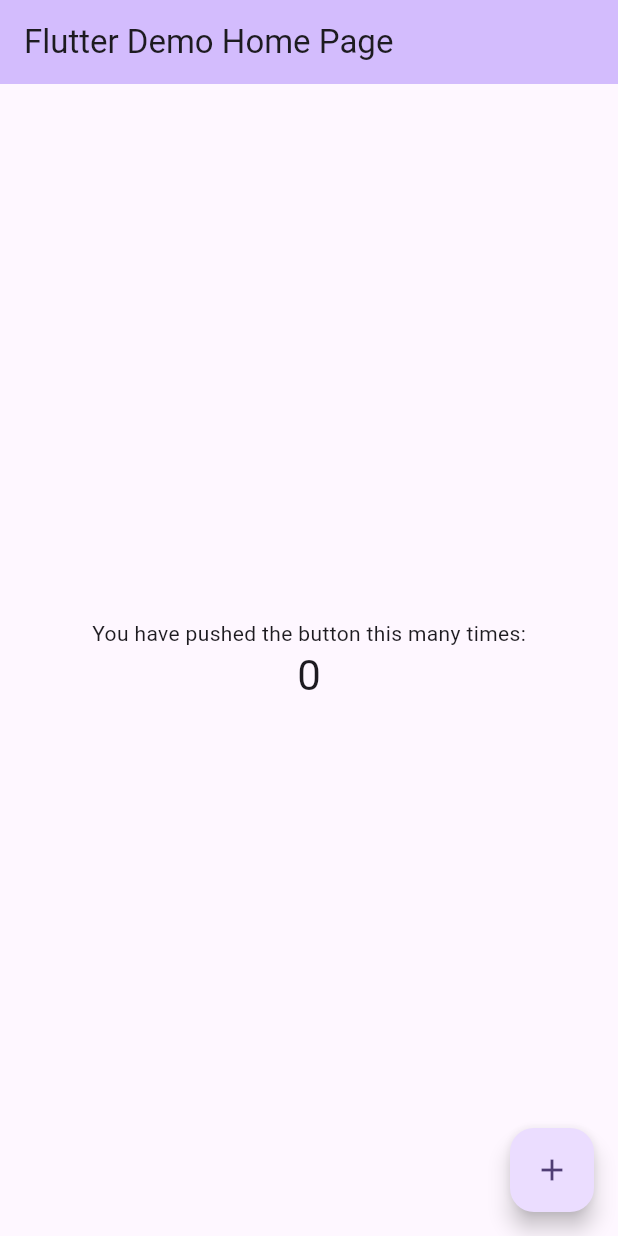
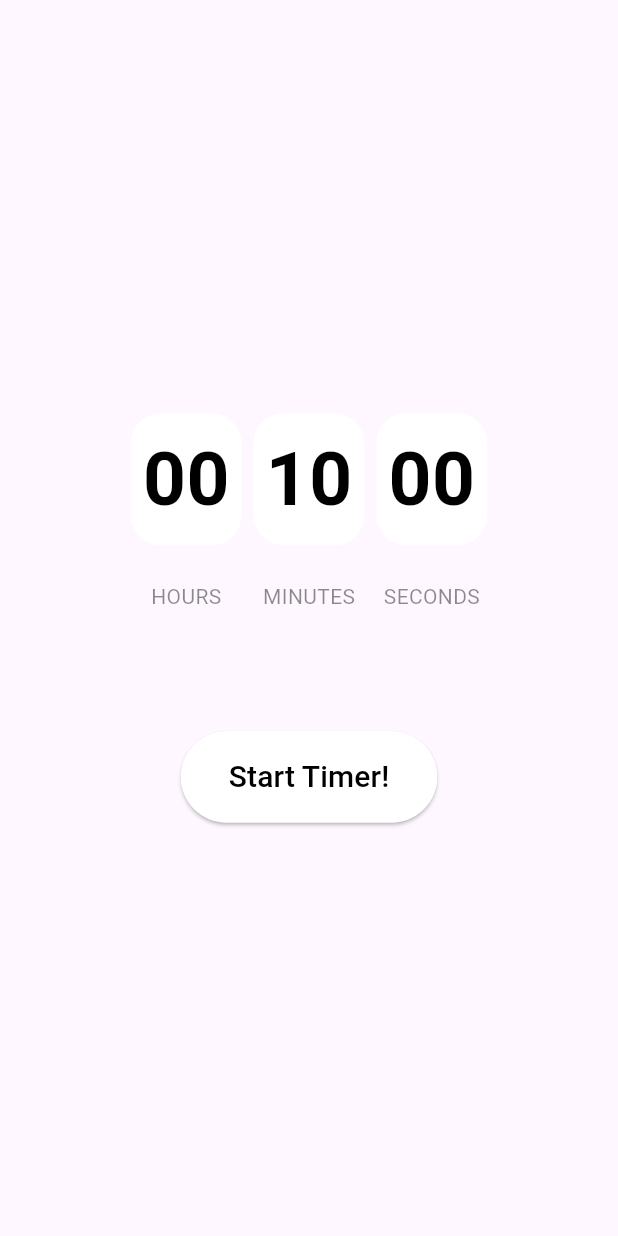
Before and after one commit to HelioPC/stopwatch_clone, a Flutter app: the screen it shows after launch, on a phone screen of 412 x 824 dp. Run offline on Flutter 3.47's test engine with Material 2 defaults, Android fonts, the phone set to English and light mode, and no system bars.

Commit message:
Testing timer and duration classes

```diff
--- a/lib/main.dart
+++ b/lib/main.dart
@@ -1,4 +1,5 @@
 import 'package:flutter/material.dart';
+import 'package:stopwatch_clone/pages/home_page.dart';
 
 void main() {
   runApp(const MyApp());
@@ -13,113 +14,10 @@ class MyApp extends StatelessWidget {
     return MaterialApp(
       title: 'Flutter Demo',
       theme: ThemeData(
-        // This is the theme of your application.
-        //
-        // TRY THIS: Try running your application with "flutter run". You'll see
-        // the application has a blue toolbar. Then, without quitting the app,
-        // try changing the seedColor in the colorScheme below to Colors.green
-        // and then invoke "hot reload" (save your changes or press the "hot
-        // reload" button in a Flutter-supported IDE, or press "r" if you used
-        // the command line to start the app).
-        //
-        // Notice that the counter didn't reset back to zero; the application
-        // state is not lost during the reload. To reset the state, use hot
-        // restart instead.
-        //
-        // This works for code too, not just values: Most code changes can be
-        // tested with just a hot reload.
         colorScheme: ColorScheme.fromSeed(seedColor: Colors.deepPurple),
         useMaterial3: true,
       ),
-      home: const MyHomePage(title: 'Flutter Demo Home Page'),
+      home: const HomePage(),
     );
   }
 }
-
-class MyHomePage extends StatefulWidget {
-  const MyHomePage({super.key, required this.title});
-
-  // This widget is the home page of your application. It is stateful, meaning
-  // that it has a State object (defined below) that contains fields that affect
-  // how it looks.
-
-  // This class is the configuration for the state. It holds the values (in this
-  // case the title) provided by the parent (in this case the App widget) and
-  // used by the build method of the State. Fields in a Widget subclass are
-  // always marked "final".
-
-  final String title;
-
-  @override
-  State<MyHomePage> createState() => _MyHomePageState();
-}
-
-class _MyHomePageState extends State<MyHomePage> {
-  int _counter = 0;
-
-  void _incrementCounter() {
-    setState(() {
-      // This call to setState tells the Flutter framework that something has
-      // changed in this State, which causes it to rerun the build method below
-      // so that the display can reflect the updated values. If we changed
-      // _counter without calling setState(), then the build method would not be
-      // called again, and so nothing would appear to happen.
-      _counter++;
-    });
-  }
-
-  @override
-  Widget build(BuildContext context) {
-    // This method is rerun every time setState is called, for instance as done
-    // by the _incrementCounter method above.
-    //
-    // The Flutter framework has been optimized to make rerunning build methods
-    // fast, so that you can just rebuild anything that needs updating rather
-    // than having to individually change instances of widgets.
-    return Scaffold(
-      appBar: AppBar(
-        // TRY THIS: Try changing the color here to a specific color (to
-        // Colors.amber, perhaps?) and trigger a hot reload to see the AppBar
-        // change color while the other colors stay the same.
-        backgroundColor: Theme.of(context).colorScheme.inversePrimary,
-        // Here we take the value from the MyHomePage object that was created by
-        // the App.build method, and use it to set our appbar title.
-        title: Text(widget.title),
-      ),
-      body: Center(
-        // Center is a layout widget. It takes a single child and positions it
-        // in the middle of the parent.
-        child: Column(
-          // Column is also a layout widget. It takes a list of children and
-          // arranges them vertically. By default, it sizes itself to fit its
-          // children horizontally, and tries to be as tall as its parent.
-          //
-          // Column has various properties to control how it sizes itself and
-          // how it positions its children. Here we use mainAxisAlignment to
-          // center the children vertically; the main axis here is the vertical
-          // axis because Columns are vertical (the cross axis would be
-          // horizontal).
-          //
-          // TRY THIS: Invoke "debug painting" (choose the "Toggle Debug Paint"
-          // action in the IDE, or press "p" in the console), to see the
-          // wireframe for each widget.
-          mainAxisAlignment: MainAxisAlignment.center,
-          children: <Widget>[
-            const Text(
-              'You have pushed the button this many times:',
-            ),
-            Text(
-              '$_counter',
-              style: Theme.of(context).textTheme.headlineMedium,
-            ),
-          ],
-        ),
-      ),
-      floatingActionButton: FloatingActionButton(
-        onPressed: _incrementCounter,
-        tooltip: 'Increment',
-        child: const Icon(Icons.add),
-      ), // This trailing comma makes auto-formatting nicer for build methods.
-    );
-  }
-}
--- /dev/null
+++ b/lib/pages/home_page.dart
@@ -0,0 +1,138 @@
+import 'dart:async';
+
+import 'package:flutter/material.dart';
+import 'package:stopwatch_clone/widgets/button_widgets.dart';
+
+class HomePage extends StatefulWidget {
+  const HomePage({super.key});
+
+  @override
+  State<HomePage> createState() => _HomePageState();
+}
+
+class _HomePageState extends State<HomePage> {
+  static const countDownDuration = Duration(minutes: 10);
+  Duration duration = const Duration();
+  Timer? timer;
+
+  bool countDown = true;
+
+  @override
+  void initState() {
+    super.initState();
+    reset();
+  }
+
+  void reset() {
+    if (countDown) {
+      setState(() => duration = countDownDuration);
+    } else {
+      setState(() => duration = const Duration());
+    }
+  }
+
+  void startTimer() {
+    timer = Timer.periodic(const Duration(seconds: 1), (_) => addTime());
+  }
+
+  void addTime() {
+    final addSeconds = countDown ? -1 : 1;
+    setState(() {
+      final seconds = duration.inSeconds + addSeconds;
+      if (seconds < 0) {
+        timer?.cancel();
+      } else {
+        duration = Duration(seconds: seconds);
+      }
+    });
+  }
+
+  void stopTimer({bool resets = true}) {
+    if (resets) {
+      reset();
+    }
+    setState(() => timer?.cancel());
+  }
+
+  @override
+  Widget build(BuildContext context) {
+    return Scaffold(
+      body: Center(
+        child: Column(
+          mainAxisAlignment: MainAxisAlignment.center,
+          children: [
+            buildTime(),
+            const SizedBox(height: 80),
+            buildButtons(),
+          ],
+        ),
+      ),
+    );
+  }
+
+  Widget buildTime() {
+    String twoDigits(int n) => n.toString().padLeft(2, '0');
+    final hours = twoDigits(duration.inHours);
+    final minutes = twoDigits(duration.inMinutes.remainder(60));
+    final seconds = twoDigits(duration.inSeconds.remainder(60));
+    return Row(mainAxisAlignment: MainAxisAlignment.center, children: [
+      buildTimeCard(time: hours, header: 'HOURS'),
+      const SizedBox(width: 8),
+      buildTimeCard(time: minutes, header: 'MINUTES'),
+      const SizedBox(width: 8),
+      buildTimeCard(time: seconds, header: 'SECONDS'),
+    ]);
+  }
+
+  Widget buildTimeCard({required String time, required String header}) =>
+      Column(
+        mainAxisAlignment: MainAxisAlignment.center,
+        children: [
+          Container(
+            padding: const EdgeInsets.all(8),
+            decoration: BoxDecoration(
+              color: Colors.white,
+              borderRadius: BorderRadius.circular(20),
+            ),
+            child: Text(
+              time,
+              style: const TextStyle(
+                fontWeight: FontWeight.bold,
+                color: Colors.black,
+                fontSize: 50,
+              ),
+            ),
+          ),
+          const SizedBox(height: 24),
+          Text(header, style: const TextStyle(color: Colors.black45)),
+        ],
+      );
+
+  Widget buildButtons() {
+    final isRunning = timer == null ? false : timer!.isActive;
+    final isCompleted = duration.inSeconds == 0;
+    return isRunning || isCompleted
+        ? Row(
+            mainAxisAlignment: MainAxisAlignment.center,
+            children: [
+              ButtonWidget(
+                text: 'STOP',
+                onClicked: () {
+                  if (isRunning) {
+                    stopTimer(resets: false);
+                  }
+                },
+              ),
+              const SizedBox(width: 12),
+              ButtonWidget(text: "CANCEL", onClicked: stopTimer),
+            ],
+          )
+        : ButtonWidget(
+            text: "Start Timer!",
+            color: Colors.black,
+            backgroundColor: Colors.white,
+            onClicked: () {
+              startTimer();
+            });
+  }
+}
--- /dev/null
+++ b/lib/widgets/button_widgets.dart
@@ -0,0 +1,26 @@
+import 'package:flutter/material.dart';
+
+class ButtonWidget extends StatelessWidget {
+  final String text;
+  final Color color;
+  final Color backgroundColor;
+  final VoidCallback onClicked;
+
+  const ButtonWidget({
+    Key? key,
+    required this.text,
+    required this.onClicked,
+    this.color = Colors.white,
+    this.backgroundColor = Colors.black,
+  }) : super(key: key);
+  @override
+  Widget build(BuildContext context) => ElevatedButton(
+      style: ElevatedButton.styleFrom(
+          backgroundColor: backgroundColor,
+          padding: const EdgeInsets.symmetric(horizontal: 32, vertical: 16)),
+      onPressed: onClicked,
+      child: Text(
+        text,
+        style: TextStyle(fontSize: 20, color: color),
+      ));
+}
```
